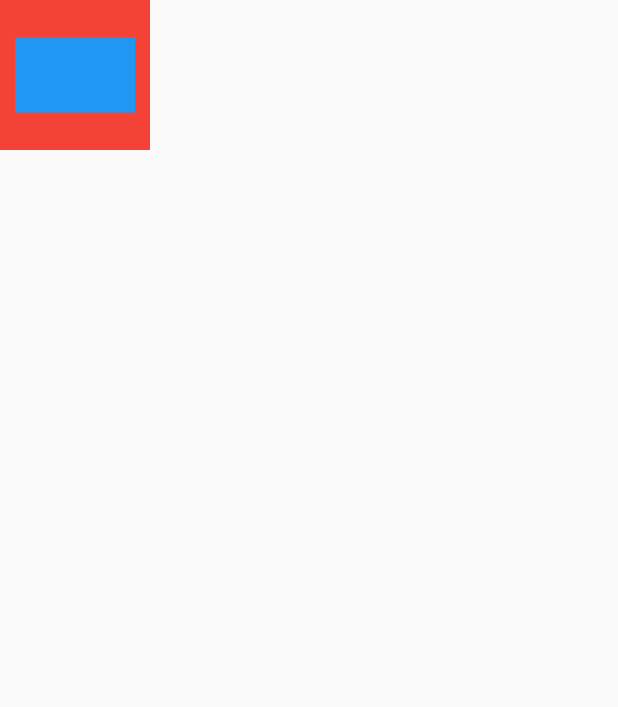
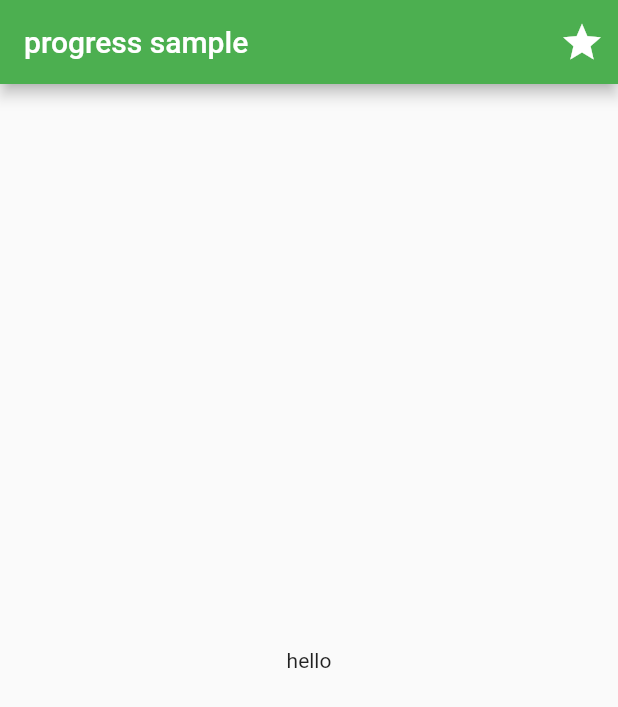
Before and after one commit to fistkim101/flutter-widget-archive, a Flutter app: the screen it shows after launch, on a phone screen of 412 x 824 dp. Shown: the top 707 px of the screen. Run offline on Flutter 3.47's test engine with Material 2 defaults, Android fonts, the phone set to English and light mode, and no system bars; drawn by our look-alikes of modal_progress_hud_nsn.

Commit message:
progress

```diff
--- a/lib/main.dart
+++ b/lib/main.dart
@@ -1,6 +1,5 @@
 import 'package:flutter/material.dart';
 
-import 'screens/screens.dart';
 import 'widgets/widgets.dart';
 
 void main() {
@@ -20,7 +19,7 @@ class MyApp extends StatelessWidget {
         primarySwatch: Colors.green,
       ),
       // home: HomeScreen(),
-      home: HomeScreen(),
+      home: ProgressSample(),
     );
   }
 }
--- a/lib/screens/home_screen.dart
+++ b/lib/screens/home_screen.dart
@@ -14,7 +14,7 @@ class _HomeScreenState extends State<HomeScreen> {
   Widget build(BuildContext context) {
     return SafeArea(
       child: Scaffold(
-        body: FractionallySizedBoxSample(),
+        body: TransformSample(),
       ),
     );
   }
--- a/lib/widgets/etc/etc.dart
+++ b/lib/widgets/etc/etc.dart
@@ -2,3 +2,4 @@ export 'dialog_sample.dart';
 export 'bottom_sheet_sample.dart';
 export 'expansion_panel_sample.dart';
 export 'snack_bar_sample.dart';
+export 'progress_sample.dart';
--- /dev/null
+++ b/lib/widgets/etc/progress_sample.dart
@@ -0,0 +1,48 @@
+import 'package:flutter/material.dart';
+import 'package:modal_progress_hud_nsn/modal_progress_hud_nsn.dart';
+
+class ProgressSample extends StatefulWidget {
+  @override
+  _ProgressSampleState createState() => _ProgressSampleState();
+}
+
+class _ProgressSampleState extends State<ProgressSample> {
+  bool _showSpinner = false;
+
+  @override
+  Widget build(BuildContext context) {
+    return Scaffold(
+      appBar: AppBar(
+        title: Text('progress sample'),
+        actions: [
+          IconButton(
+            onPressed: () {
+              setState(() {
+                _showSpinner = !_showSpinner;
+              });
+            },
+            icon: const Icon(
+              Icons.star,
+              size: 30,
+            ),
+          ),
+        ],
+      ),
+      body: ModalProgressHUD(
+        opacity: 0.0,
+        // color: Colors.red,
+        color: Colors.white,
+        // progressIndicator: const Icon(
+        //   Icons.star_border,
+        //   size: 50,
+        // ),
+        progressIndicator: const CircularProgressIndicator(),
+        // blur: 0.5,
+        inAsyncCall: _showSpinner,
+        child: const Center(
+          child: Text('hello'),
+        ),
+      ),
+    );
+  }
+}
--- a/lib/widgets/layout/siglechild/single_child.dart
+++ b/lib/widgets/layout/siglechild/single_child.dart
@@ -6,3 +6,6 @@ export 'expanded_sample.dart';
 export 'fitted_box_sample.dart';
 export 'flexible_sample.dart';
 export 'fractionally_sized_box_sample.dart';
+export 'limited_box_sample.dart';
+export 'padding_sample.dart';
+export 'transform_sample.dart';
--- a/pubspec.yaml
+++ b/pubspec.yaml
@@ -36,6 +36,7 @@ dependencies:
   # The following adds the Cupertino Icons font to your application.
   # Use with the CupertinoIcons class for iOS style icons.
   cupertino_icons: ^1.0.2
+  modal_progress_hud_nsn: ^0.3.0
 
 dev_dependencies:
   flutter_test:
```
Also changed, not shown: lib/widgets/layout/siglechild/limited_box_sample.dart (added, +35 -0 lines), lib/widgets/layout/siglechild/padding_sample.dart (added, +23 -0 lines), lib/widgets/layout/siglechild/transform_sample.dart (added, +20 -0 lines), pubspec.lock, 11 other files.
